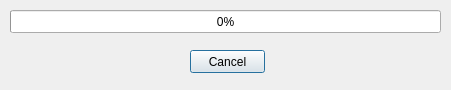
Old version of the form ceventprogdlg.ui in the repository PavelMr/skytechx.
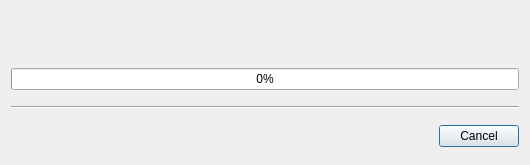
New version of the form.

The edit to the form file:
```diff
--- a/ceventprogdlg.ui
+++ b/ceventprogdlg.ui
@@ -6,55 +6,141 @@
    <rect>
     <x>0</x>
     <y>0</y>
-    <width>451</width>
-    <height>90</height>
+    <width>530</width>
+    <height>165</height>
    </rect>
   </property>
   <property name="windowTitle">
    <string>Working...</string>
   </property>
-  <widget class="QPushButton" name="pushButton">
-   <property name="geometry">
-    <rect>
-     <x>190</x>
-     <y>50</y>
-     <width>75</width>
-     <height>23</height>
-    </rect>
-   </property>
-   <property name="text">
-    <string>Cancel</string>
-   </property>
-   <property name="default">
-    <bool>true</bool>
-   </property>
-  </widget>
-  <widget class="QProgressBar" name="progressBar">
-   <property name="geometry">
-    <rect>
-     <x>10</x>
-     <y>10</y>
-     <width>431</width>
-     <height>23</height>
-    </rect>
-   </property>
-   <property name="value">
-    <number>0</number>
-   </property>
-  </widget>
-  <widget class="QLabel" name="label">
-   <property name="geometry">
-    <rect>
-     <x>10</x>
-     <y>40</y>
-     <width>41</width>
-     <height>41</height>
-    </rect>
-   </property>
-   <property name="text">
-    <string/>
-   </property>
-  </widget>
+  <layout class="QVBoxLayout" name="verticalLayout_2">
+   <item>
+    <layout class="QVBoxLayout" name="verticalLayout">
+     <item>
+      <layout class="QHBoxLayout" name="horizontalLayout_2">
+       <item>
+        <widget class="QLabel" name="label">
+         <property name="sizePolicy">
+          <sizepolicy hsizetype="Fixed" vsizetype="Fixed">
+           <horstretch>0</horstretch>
+           <verstretch>0</verstretch>
+          </sizepolicy>
+         </property>
+         <property name="minimumSize">
+          <size>
+           <width>44</width>
+           <height>44</height>
+          </size>
+         </property>
+         <property name="maximumSize">
+          <size>
+           <width>44</width>
+           <height>44</height>
+          </size>
+         </property>
+         <property name="text">
+          <string/>
+         </property>
+        </widget>
+       </item>
+       <item>
+        <spacer name="horizontalSpacer_2">
+         <property name="orientation">
+          <enum>Qt::Horizontal</enum>
+         </property>
+         <property name="sizeHint" stdset="0">
+          <size>
+           <width>40</width>
+           <height>20</height>
+          </size>
+         </property>
+        </spacer>
+       </item>
+      </layout>
+     </item>
+     <item>
+      <widget class="QProgressBar" name="progressBar">
+       <property name="value">
+        <number>0</number>
+       </property>
+      </widget>
+     </item>
+     <item>
+      <spacer name="verticalSpacer">
+       <property name="orientation">
+        <enum>Qt::Vertical</enum>
+       </property>
+       <property name="sizeType">
+        <enum>QSizePolicy::Fixed</enum>
+       </property>
+       <property name="sizeHint" stdset="0">
+        <size>
+         <width>10</width>
+         <height>10</height>
+        </size>
+       </property>
+      </spacer>
+     </item>
+     <item>
+      <widget class="Line" name="line">
+       <property name="orientation">
+        <enum>Qt::Horizontal</enum>
+       </property>
+      </widget>
+     </item>
+     <item>
+      <spacer name="verticalSpacer_2">
+       <property name="orientation">
+        <enum>Qt::Vertical</enum>
+       </property>
+       <property name="sizeType">
+        <enum>QSizePolicy::Fixed</enum>
+       </property>
+       <property name="sizeHint" stdset="0">
+        <size>
+         <width>10</width>
+         <height>10</height>
+        </size>
+       </property>
+      </spacer>
+     </item>
+     <item>
+      <layout class="QHBoxLayout" name="horizontalLayout">
+       <item>
+        <widget class="QLabel" name="label_2">
+         <property name="text">
+          <string/>
+         </property>
+        </widget>
+       </item>
+       <item>
+        <spacer name="horizontalSpacer">
+         <property name="orientation">
+          <enum>Qt::Horizontal</enum>
+         </property>
+         <property name="sizeHint" stdset="0">
+          <size>
+           <width>40</width>
+           <height>20</height>
+          </size>
+         </property>
+        </spacer>
+       </item>
+       <item>
+        <widget class="QPushButton" name="pushButton">
+         <property name="text">
+          <string>Cancel</string>
+         </property>
+         <property name="default">
+          <bool>true</bool>
+         </property>
+        </widget>
+       </item>
+      </layout>
+     </item>
+    </layout>
+   </item>
+  </layout>
  </widget>
  <resources/>
  <connections/>
```
